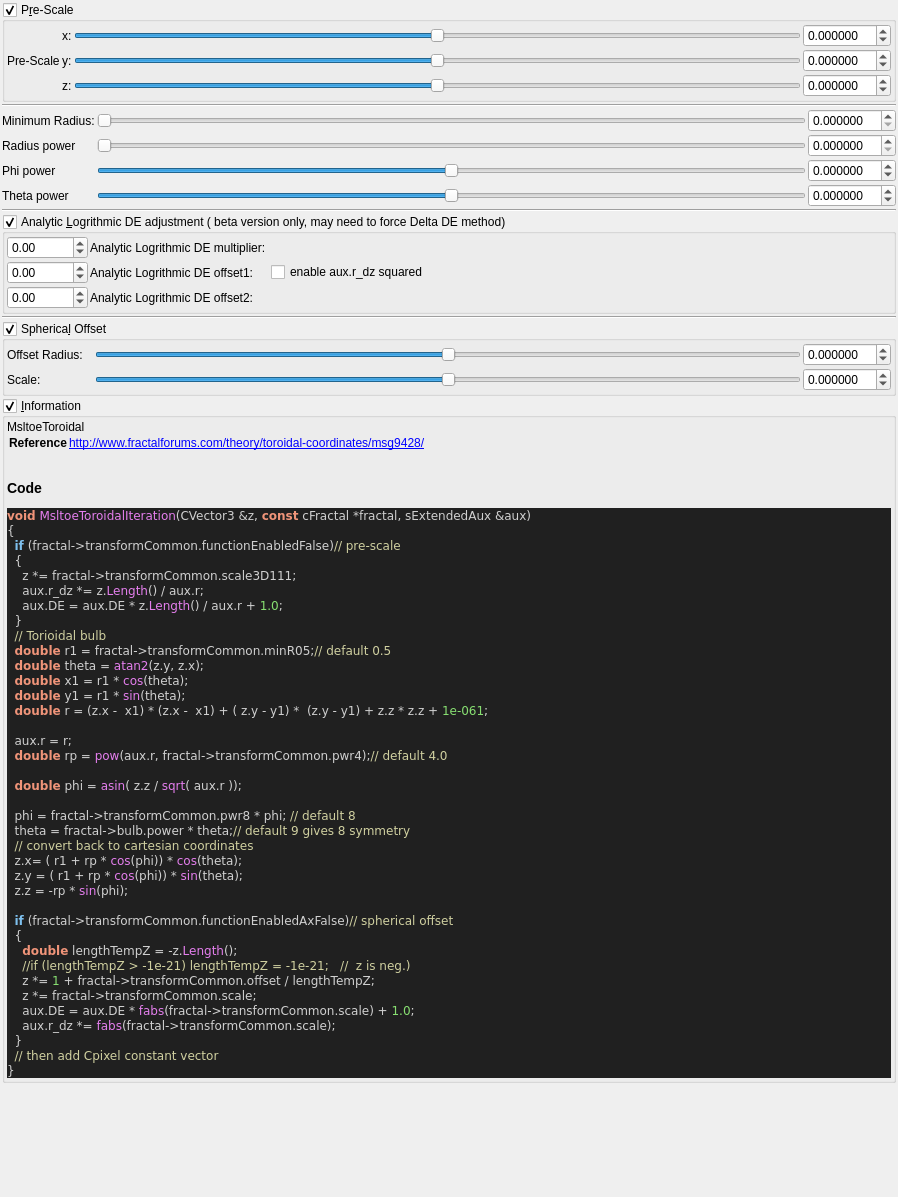
Above: mandelbulber2/qt_data/fractal_msltoe_toroidal.ui from buddhi1980/mandelbulber2 before the change. Below: the same form after it.
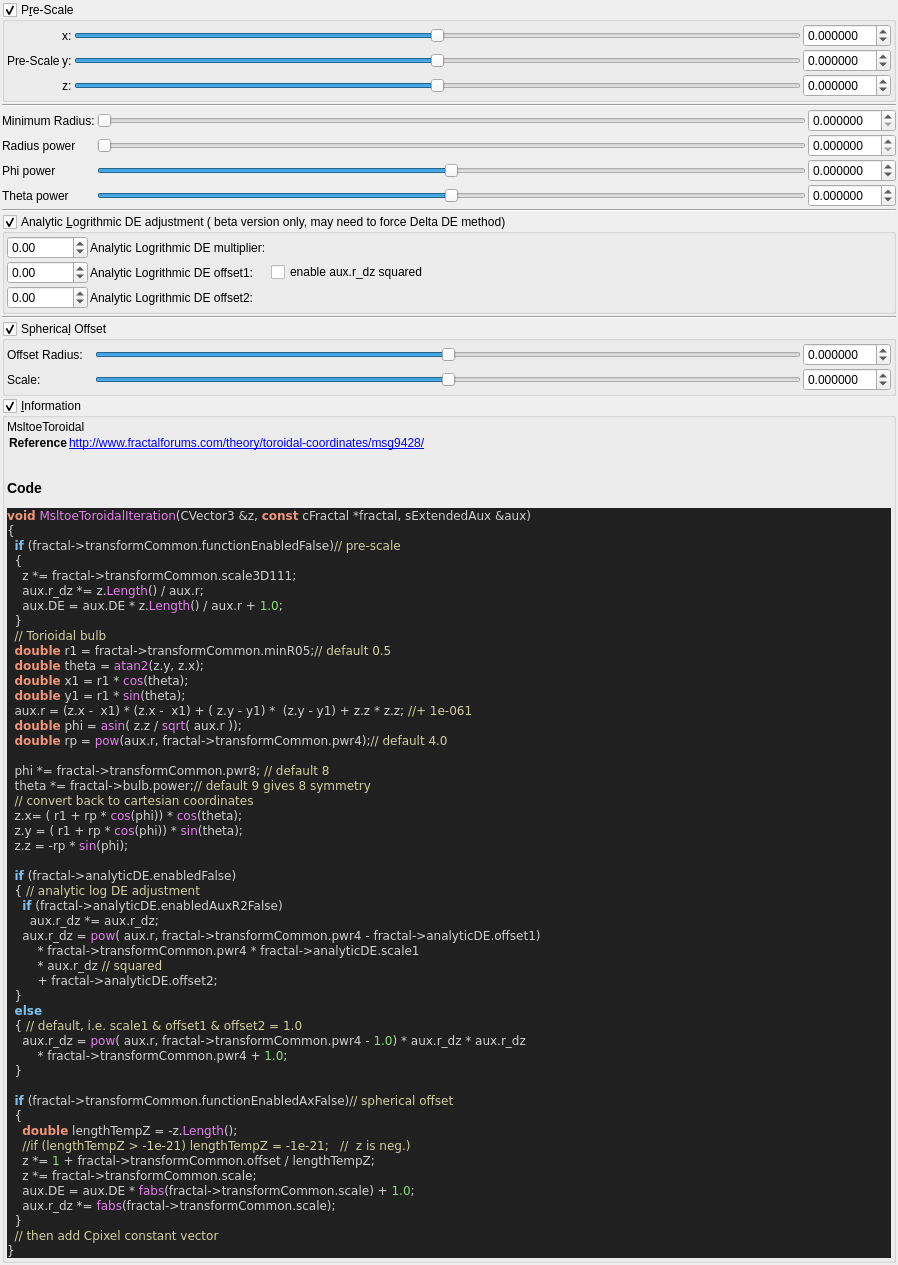
That is the form after the change. Custom widgets are drawn as their Qt base class.

The edit to the form file:
```diff
--- a/mandelbulber2/qt_data/fractal_msltoe_toroidal.ui
+++ b/mandelbulber2/qt_data/fractal_msltoe_toroidal.ui
@@ -817,20 +817,32 @@
   &lt;span style=&quot;color:#f09479; font-weight:bold&quot;&gt;double&lt;/span&gt; theta &lt;span style=&quot;color:#d0d0d0&quot;&gt;=&lt;/span&gt; &lt;span style=&quot;color:#e47eed&quot;&gt;atan2&lt;/span&gt;&lt;span style=&quot;color:#d0d0d0&quot;&gt;(&lt;/span&gt;z&lt;span style=&quot;color:#d0d0d0&quot;&gt;.&lt;/span&gt;y&lt;span style=&quot;color:#d0d0d0&quot;&gt;,&lt;/span&gt; z&lt;span style=&quot;color:#d0d0d0&quot;&gt;.&lt;/span&gt;x&lt;span style=&quot;color:#d0d0d0&quot;&gt;);&lt;/span&gt;
   &lt;span style=&quot;color:#f09479; font-weight:bold&quot;&gt;double&lt;/span&gt; x1 &lt;span style=&quot;color:#d0d0d0&quot;&gt;=&lt;/span&gt; r1 &lt;span style=&quot;color:#d0d0d0&quot;&gt;*&lt;/span&gt; &lt;span style=&quot;color:#e47eed&quot;&gt;cos&lt;/span&gt;&lt;span style=&quot;color:#d0d0d0&quot;&gt;(&lt;/span&gt;theta&lt;span style=&quot;color:#d0d0d0&quot;&gt;);&lt;/span&gt;
   &lt;span style=&quot;color:#f09479; font-weight:bold&quot;&gt;double&lt;/span&gt; y1 &lt;span style=&quot;color:#d0d0d0&quot;&gt;=&lt;/span&gt; r1 &lt;span style=&quot;color:#d0d0d0&quot;&gt;*&lt;/span&gt; &lt;span style=&quot;color:#e47eed&quot;&gt;sin&lt;/span&gt;&lt;span style=&quot;color:#d0d0d0&quot;&gt;(&lt;/span&gt;theta&lt;span style=&quot;color:#d0d0d0&quot;&gt;);&lt;/span&gt;
-  &lt;span style=&quot;color:#f09479; font-weight:bold&quot;&gt;double&lt;/span&gt; r &lt;span style=&quot;color:#d0d0d0&quot;&gt;= (&lt;/span&gt;z&lt;span style=&quot;color:#d0d0d0&quot;&gt;.&lt;/span&gt;x &lt;span style=&quot;color:#d0d0d0&quot;&gt;-&lt;/span&gt;  x1&lt;span style=&quot;color:#d0d0d0&quot;&gt;) * (&lt;/span&gt;z&lt;span style=&quot;color:#d0d0d0&quot;&gt;.&lt;/span&gt;x &lt;span style=&quot;color:#d0d0d0&quot;&gt;-&lt;/span&gt;  x1&lt;span style=&quot;color:#d0d0d0&quot;&gt;) + (&lt;/span&gt; z&lt;span style=&quot;color:#d0d0d0&quot;&gt;.&lt;/span&gt;y &lt;span style=&quot;color:#d0d0d0&quot;&gt;-&lt;/span&gt; y1&lt;span style=&quot;color:#d0d0d0&quot;&gt;) *  (&lt;/span&gt;z&lt;span style=&quot;color:#d0d0d0&quot;&gt;.&lt;/span&gt;y &lt;span style=&quot;color:#d0d0d0&quot;&gt;-&lt;/span&gt; y1&lt;span style=&quot;color:#d0d0d0&quot;&gt;) +&lt;/span&gt; z&lt;span style=&quot;color:#d0d0d0&quot;&gt;.&lt;/span&gt;z &lt;span style=&quot;color:#d0d0d0&quot;&gt;*&lt;/span&gt; z&lt;span style=&quot;color:#d0d0d0&quot;&gt;.&lt;/span&gt;z &lt;span style=&quot;color:#d0d0d0&quot;&gt;+&lt;/span&gt; &lt;span style=&quot;color:#87df71&quot;&gt;1e-061&lt;/span&gt;&lt;span style=&quot;color:#d0d0d0&quot;&gt;;&lt;/span&gt;
-
-  aux&lt;span style=&quot;color:#d0d0d0&quot;&gt;.&lt;/span&gt;r &lt;span style=&quot;color:#d0d0d0&quot;&gt;=&lt;/span&gt; r&lt;span style=&quot;color:#d0d0d0&quot;&gt;;&lt;/span&gt;
-  &lt;span style=&quot;color:#f09479; font-weight:bold&quot;&gt;double&lt;/span&gt; rp &lt;span style=&quot;color:#d0d0d0&quot;&gt;=&lt;/span&gt; &lt;span style=&quot;color:#e47eed&quot;&gt;pow&lt;/span&gt;&lt;span style=&quot;color:#d0d0d0&quot;&gt;(&lt;/span&gt;aux&lt;span style=&quot;color:#d0d0d0&quot;&gt;.&lt;/span&gt;r&lt;span style=&quot;color:#d0d0d0&quot;&gt;,&lt;/span&gt; fractal&lt;span style=&quot;color:#d0d0d0&quot;&gt;-&amp;gt;&lt;/span&gt;transformCommon&lt;span style=&quot;color:#d0d0d0&quot;&gt;.&lt;/span&gt;pwr4&lt;span style=&quot;color:#d0d0d0&quot;&gt;);&lt;/span&gt;&lt;span style=&quot;color:#d0d0a0&quot;&gt;// default 4.0&lt;/span&gt;
-
+  aux&lt;span style=&quot;color:#d0d0d0&quot;&gt;.&lt;/span&gt;r &lt;span style=&quot;color:#d0d0d0&quot;&gt;= (&lt;/span&gt;z&lt;span style=&quot;color:#d0d0d0&quot;&gt;.&lt;/span&gt;x &lt;span style=&quot;color:#d0d0d0&quot;&gt;-&lt;/span&gt;  x1&lt;span style=&quot;color:#d0d0d0&quot;&gt;) * (&lt;/span&gt;z&lt;span style=&quot;color:#d0d0d0&quot;&gt;.&lt;/span&gt;x &lt;span style=&quot;color:#d0d0d0&quot;&gt;-&lt;/span&gt;  x1&lt;span style=&quot;color:#d0d0d0&quot;&gt;) + (&lt;/span&gt; z&lt;span style=&quot;color:#d0d0d0&quot;&gt;.&lt;/span&gt;y &lt;span style=&quot;color:#d0d0d0&quot;&gt;-&lt;/span&gt; y1&lt;span style=&quot;color:#d0d0d0&quot;&gt;) *  (&lt;/span&gt;z&lt;span style=&quot;color:#d0d0d0&quot;&gt;.&lt;/span&gt;y &lt;span style=&quot;color:#d0d0d0&quot;&gt;-&lt;/span&gt; y1&lt;span style=&quot;color:#d0d0d0&quot;&gt;) +&lt;/span&gt; z&lt;span style=&quot;color:#d0d0d0&quot;&gt;.&lt;/span&gt;z &lt;span style=&quot;color:#d0d0d0&quot;&gt;*&lt;/span&gt; z&lt;span style=&quot;color:#d0d0d0&quot;&gt;.&lt;/span&gt;z&lt;span style=&quot;color:#d0d0d0&quot;&gt;;&lt;/span&gt; &lt;span style=&quot;color:#d0d0a0&quot;&gt;//+ 1e-061&lt;/span&gt;
   &lt;span style=&quot;color:#f09479; font-weight:bold&quot;&gt;double&lt;/span&gt; phi &lt;span style=&quot;color:#d0d0d0&quot;&gt;=&lt;/span&gt; &lt;span style=&quot;color:#e47eed&quot;&gt;asin&lt;/span&gt;&lt;span style=&quot;color:#d0d0d0&quot;&gt;(&lt;/span&gt; z&lt;span style=&quot;color:#d0d0d0&quot;&gt;.&lt;/span&gt;z &lt;span style=&quot;color:#d0d0d0&quot;&gt;/&lt;/span&gt; &lt;span style=&quot;color:#e47eed&quot;&gt;sqrt&lt;/span&gt;&lt;span style=&quot;color:#d0d0d0&quot;&gt;(&lt;/span&gt; aux&lt;span style=&quot;color:#d0d0d0&quot;&gt;.&lt;/span&gt;r &lt;span style=&quot;color:#d0d0d0&quot;&gt;));&lt;/span&gt;
+  &lt;span style=&quot;color:#f09479; font-weight:bold&quot;&gt;double&lt;/span&gt; rp &lt;span style=&quot;color:#d0d0d0&quot;&gt;=&lt;/span&gt; &lt;span style=&quot;color:#e47eed&quot;&gt;pow&lt;/span&gt;&lt;span style=&quot;color:#d0d0d0&quot;&gt;(&lt;/span&gt;aux&lt;span style=&quot;color:#d0d0d0&quot;&gt;.&lt;/span&gt;r&lt;span style=&quot;color:#d0d0d0&quot;&gt;,&lt;/span&gt; fractal&lt;span style=&quot;color:#d0d0d0&quot;&gt;-&amp;gt;&lt;/span&gt;transformCommon&lt;span style=&quot;color:#d0d0d0&quot;&gt;.&lt;/span&gt;pwr4&lt;span style=&quot;color:#d0d0d0&quot;&gt;);&lt;/span&gt;&lt;span style=&quot;color:#d0d0a0&quot;&gt;// default 4.0&lt;/span&gt;
 
-  phi &lt;span style=&quot;color:#d0d0d0&quot;&gt;=&lt;/span&gt; fractal&lt;span style=&quot;color:#d0d0d0&quot;&gt;-&amp;gt;&lt;/span&gt;transformCommon&lt;span style=&quot;color:#d0d0d0&quot;&gt;.&lt;/span&gt;pwr8 &lt;span style=&quot;color:#d0d0d0&quot;&gt;*&lt;/span&gt; phi&lt;span style=&quot;color:#d0d0d0&quot;&gt;;&lt;/span&gt; &lt;span style=&quot;color:#d0d0a0&quot;&gt;// default 8&lt;/span&gt;
-  theta &lt;span style=&quot;color:#d0d0d0&quot;&gt;=&lt;/span&gt; fractal&lt;span style=&quot;color:#d0d0d0&quot;&gt;-&amp;gt;&lt;/span&gt;bulb&lt;span style=&quot;color:#d0d0d0&quot;&gt;.&lt;/span&gt;power &lt;span style=&quot;color:#d0d0d0&quot;&gt;*&lt;/span&gt; theta&lt;span style=&quot;color:#d0d0d0&quot;&gt;;&lt;/span&gt;&lt;span style=&quot;color:#d0d0a0&quot;&gt;// default 9 gives 8 symmetry&lt;/span&gt;
+  phi &lt;span style=&quot;color:#d0d0d0&quot;&gt;*=&lt;/span&gt; fractal&lt;span style=&quot;color:#d0d0d0&quot;&gt;-&amp;gt;&lt;/span&gt;transformCommon&lt;span style=&quot;color:#d0d0d0&quot;&gt;.&lt;/span&gt;pwr8&lt;span style=&quot;color:#d0d0d0&quot;&gt;;&lt;/span&gt; &lt;span style=&quot;color:#d0d0a0&quot;&gt;// default 8&lt;/span&gt;
+  theta &lt;span style=&quot;color:#d0d0d0&quot;&gt;*=&lt;/span&gt; fractal&lt;span style=&quot;color:#d0d0d0&quot;&gt;-&amp;gt;&lt;/span&gt;bulb&lt;span style=&quot;color:#d0d0d0&quot;&gt;.&lt;/span&gt;power&lt;span style=&quot;color:#d0d0d0&quot;&gt;;&lt;/span&gt;&lt;span style=&quot;color:#d0d0a0&quot;&gt;// default 9 gives 8 symmetry&lt;/span&gt;
   &lt;span style=&quot;color:#d0d0a0&quot;&gt;// convert back to cartesian coordinates&lt;/span&gt;
   z&lt;span style=&quot;color:#d0d0d0&quot;&gt;.&lt;/span&gt;x&lt;span style=&quot;color:#d0d0d0&quot;&gt;= (&lt;/span&gt; r1 &lt;span style=&quot;color:#d0d0d0&quot;&gt;+&lt;/span&gt; rp &lt;span style=&quot;color:#d0d0d0&quot;&gt;*&lt;/span&gt; &lt;span style=&quot;color:#e47eed&quot;&gt;cos&lt;/span&gt;&lt;span style=&quot;color:#d0d0d0&quot;&gt;(&lt;/span&gt;phi&lt;span style=&quot;color:#d0d0d0&quot;&gt;)) *&lt;/span&gt; &lt;span style=&quot;color:#e47eed&quot;&gt;cos&lt;/span&gt;&lt;span style=&quot;color:#d0d0d0&quot;&gt;(&lt;/span&gt;theta&lt;span style=&quot;color:#d0d0d0&quot;&gt;);&lt;/span&gt;
   z&lt;span style=&quot;color:#d0d0d0&quot;&gt;.&lt;/span&gt;y &lt;span style=&quot;color:#d0d0d0&quot;&gt;= (&lt;/span&gt; r1 &lt;span style=&quot;color:#d0d0d0&quot;&gt;+&lt;/span&gt; rp &lt;span style=&quot;color:#d0d0d0&quot;&gt;*&lt;/span&gt; &lt;span style=&quot;color:#e47eed&quot;&gt;cos&lt;/span&gt;&lt;span style=&quot;color:#d0d0d0&quot;&gt;(&lt;/span&gt;phi&lt;span style=&quot;color:#d0d0d0&quot;&gt;)) *&lt;/span&gt; &lt;span style=&quot;color:#e47eed&quot;&gt;sin&lt;/span&gt;&lt;span style=&quot;color:#d0d0d0&quot;&gt;(&lt;/span&gt;theta&lt;span style=&quot;color:#d0d0d0&quot;&gt;);&lt;/span&gt;
   z&lt;span style=&quot;color:#d0d0d0&quot;&gt;.&lt;/span&gt;z &lt;span style=&quot;color:#d0d0d0&quot;&gt;= -&lt;/span&gt;rp &lt;span style=&quot;color:#d0d0d0&quot;&gt;*&lt;/span&gt; &lt;span style=&quot;color:#e47eed&quot;&gt;sin&lt;/span&gt;&lt;span style=&quot;color:#d0d0d0&quot;&gt;(&lt;/span&gt;phi&lt;span style=&quot;color:#d0d0d0&quot;&gt;);&lt;/span&gt;
 
+  &lt;span style=&quot;color:#7ec0ee; font-weight:bold&quot;&gt;if&lt;/span&gt; &lt;span style=&quot;color:#d0d0d0&quot;&gt;(&lt;/span&gt;fractal&lt;span style=&quot;color:#d0d0d0&quot;&gt;-&amp;gt;&lt;/span&gt;analyticDE&lt;span style=&quot;color:#d0d0d0&quot;&gt;.&lt;/span&gt;enabledFalse&lt;span style=&quot;color:#d0d0d0&quot;&gt;)&lt;/span&gt;
+  &lt;span style=&quot;color:#d0d0d0&quot;&gt;{&lt;/span&gt; &lt;span style=&quot;color:#d0d0a0&quot;&gt;// analytic log DE adjustment&lt;/span&gt;
+    &lt;span style=&quot;color:#7ec0ee; font-weight:bold&quot;&gt;if&lt;/span&gt; &lt;span style=&quot;color:#d0d0d0&quot;&gt;(&lt;/span&gt;fractal&lt;span style=&quot;color:#d0d0d0&quot;&gt;-&amp;gt;&lt;/span&gt;analyticDE&lt;span style=&quot;color:#d0d0d0&quot;&gt;.&lt;/span&gt;enabledAuxR2False&lt;span style=&quot;color:#d0d0d0&quot;&gt;)&lt;/span&gt;
+      aux&lt;span style=&quot;color:#d0d0d0&quot;&gt;.&lt;/span&gt;r_dz &lt;span style=&quot;color:#d0d0d0&quot;&gt;*=&lt;/span&gt; aux&lt;span style=&quot;color:#d0d0d0&quot;&gt;.&lt;/span&gt;r_dz&lt;span style=&quot;color:#d0d0d0&quot;&gt;;&lt;/span&gt;
+    aux&lt;span style=&quot;color:#d0d0d0&quot;&gt;.&lt;/span&gt;r_dz &lt;span style=&quot;color:#d0d0d0&quot;&gt;=&lt;/span&gt; &lt;span style=&quot;color:#e47eed&quot;&gt;pow&lt;/span&gt;&lt;span style=&quot;color:#d0d0d0&quot;&gt;(&lt;/span&gt; aux&lt;span style=&quot;color:#d0d0d0&quot;&gt;.&lt;/span&gt;r&lt;span style=&quot;color:#d0d0d0&quot;&gt;,&lt;/span&gt; fractal&lt;span style=&quot;color:#d0d0d0&quot;&gt;-&amp;gt;&lt;/span&gt;transformCommon&lt;span style=&quot;color:#d0d0d0&quot;&gt;.&lt;/span&gt;pwr4 &lt;span style=&quot;color:#d0d0d0&quot;&gt;-&lt;/span&gt; fractal&lt;span style=&quot;color:#d0d0d0&quot;&gt;-&amp;gt;&lt;/span&gt;analyticDE&lt;span style=&quot;color:#d0d0d0&quot;&gt;.&lt;/span&gt;offset1&lt;span style=&quot;color:#d0d0d0&quot;&gt;)&lt;/span&gt;
+        &lt;span style=&quot;color:#d0d0d0&quot;&gt;*&lt;/span&gt; fractal&lt;span style=&quot;color:#d0d0d0&quot;&gt;-&amp;gt;&lt;/span&gt;transformCommon&lt;span style=&quot;color:#d0d0d0&quot;&gt;.&lt;/span&gt;pwr4 &lt;span style=&quot;color:#d0d0d0&quot;&gt;*&lt;/span&gt; fractal&lt;span style=&quot;color:#d0d0d0&quot;&gt;-&amp;gt;&lt;/span&gt;analyticDE&lt;span style=&quot;color:#d0d0d0&quot;&gt;.&lt;/span&gt;scale1
+        &lt;span style=&quot;color:#d0d0d0&quot;&gt;*&lt;/span&gt; aux&lt;span style=&quot;color:#d0d0d0&quot;&gt;.&lt;/span&gt;r_dz &lt;span style=&quot;color:#d0d0a0&quot;&gt;// squared&lt;/span&gt;
+        &lt;span style=&quot;color:#d0d0d0&quot;&gt;+&lt;/span&gt; fractal&lt;span style=&quot;color:#d0d0d0&quot;&gt;-&amp;gt;&lt;/span&gt;analyticDE&lt;span style=&quot;color:#d0d0d0&quot;&gt;.&lt;/span&gt;offset2&lt;span style=&quot;color:#d0d0d0&quot;&gt;;&lt;/span&gt;
+  &lt;span style=&quot;color:#d0d0d0&quot;&gt;}&lt;/span&gt;
+  &lt;span style=&quot;color:#7ec0ee; font-weight:bold&quot;&gt;else&lt;/span&gt;
+  &lt;span style=&quot;color:#d0d0d0&quot;&gt;{&lt;/span&gt; &lt;span style=&quot;color:#d0d0a0&quot;&gt;// default, i.e. scale1 &amp;amp; offset1 &amp;amp; offset2 = 1.0&lt;/span&gt;
+    aux&lt;span style=&quot;color:#d0d0d0&quot;&gt;.&lt;/span&gt;r_dz &lt;span style=&quot;color:#d0d0d0&quot;&gt;=&lt;/span&gt; &lt;span style=&quot;color:#e47eed&quot;&gt;pow&lt;/span&gt;&lt;span style=&quot;color:#d0d0d0&quot;&gt;(&lt;/span&gt; aux&lt;span style=&quot;color:#d0d0d0&quot;&gt;.&lt;/span&gt;r&lt;span style=&quot;color:#d0d0d0&quot;&gt;,&lt;/span&gt; fractal&lt;span style=&quot;color:#d0d0d0&quot;&gt;-&amp;gt;&lt;/span&gt;transformCommon&lt;span style=&quot;color:#d0d0d0&quot;&gt;.&lt;/span&gt;pwr4 &lt;span style=&quot;color:#d0d0d0&quot;&gt;-&lt;/span&gt; &lt;span style=&quot;color:#87df71&quot;&gt;1.0&lt;/span&gt;&lt;span style=&quot;color:#d0d0d0&quot;&gt;) *&lt;/span&gt; aux&lt;span style=&quot;color:#d0d0d0&quot;&gt;.&lt;/span&gt;r_dz &lt;span style=&quot;color:#d0d0d0&quot;&gt;*&lt;/span&gt; aux&lt;span style=&quot;color:#d0d0d0&quot;&gt;.&lt;/span&gt;r_dz
+        &lt;span style=&quot;color:#d0d0d0&quot;&gt;*&lt;/span&gt; fractal&lt;span style=&quot;color:#d0d0d0&quot;&gt;-&amp;gt;&lt;/span&gt;transformCommon&lt;span style=&quot;color:#d0d0d0&quot;&gt;.&lt;/span&gt;pwr4 &lt;span style=&quot;color:#d0d0d0&quot;&gt;+&lt;/span&gt; &lt;span style=&quot;color:#87df71&quot;&gt;1.0&lt;/span&gt;&lt;span style=&quot;color:#d0d0d0&quot;&gt;;&lt;/span&gt;
+  &lt;span style=&quot;color:#d0d0d0&quot;&gt;}&lt;/span&gt;
+
   &lt;span style=&quot;color:#7ec0ee; font-weight:bold&quot;&gt;if&lt;/span&gt; &lt;span style=&quot;color:#d0d0d0&quot;&gt;(&lt;/span&gt;fractal&lt;span style=&quot;color:#d0d0d0&quot;&gt;-&amp;gt;&lt;/span&gt;transformCommon&lt;span style=&quot;color:#d0d0d0&quot;&gt;.&lt;/span&gt;functionEnabledAxFalse&lt;span style=&quot;color:#d0d0d0&quot;&gt;)&lt;/span&gt;&lt;span style=&quot;color:#d0d0a0&quot;&gt;// spherical offset&lt;/span&gt;
   &lt;span style=&quot;color:#d0d0d0&quot;&gt;{&lt;/span&gt;
     &lt;span style=&quot;color:#f09479; font-weight:bold&quot;&gt;double&lt;/span&gt; lengthTempZ &lt;span style=&quot;color:#d0d0d0&quot;&gt;= -&lt;/span&gt;z&lt;span style=&quot;color:#d0d0d0&quot;&gt;.&lt;/span&gt;&lt;span style=&quot;color:#e47eed&quot;&gt;Length&lt;/span&gt;&lt;span style=&quot;color:#d0d0d0&quot;&gt;();&lt;/span&gt;
```
